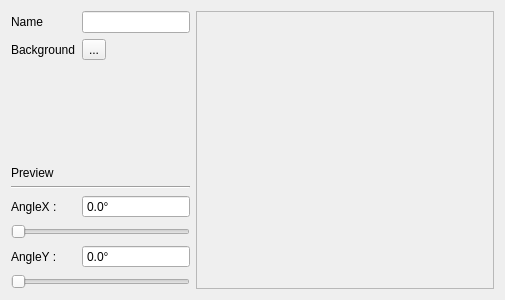
The window that src/editor/GUI/Tabs/ObjectEditors/celltypeeditor.ui (mkRPGDev/mkRPG) describes before a commit, drawn with Qt 5.
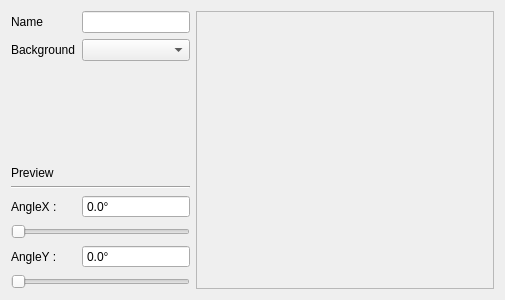
The same window after the commit.

Patch:
```diff
--- a/src/editor/GUI/Tabs/ObjectEditors/celltypeeditor.ui
+++ b/src/editor/GUI/Tabs/ObjectEditors/celltypeeditor.ui
@@ -89,13 +89,6 @@
    <item row="0" column="1">
     <widget class="QLineEdit" name="lineEdit"/>
    </item>
-   <item row="1" column="1">
-    <widget class="QToolButton" name="toolButton">
-     <property name="text">
-      <string>...</string>
-     </property>
-    </widget>
-   </item>
    <item row="4" column="0" colspan="2">
     <widget class="Line" name="line">
      <property name="orientation">
@@ -135,6 +128,9 @@
      </property>
     </widget>
    </item>
+   <item row="1" column="1">
+    <widget class="QComboBox" name="bg"/>
+   </item>
   </layout>
  </widget>
  <resources/>
```
